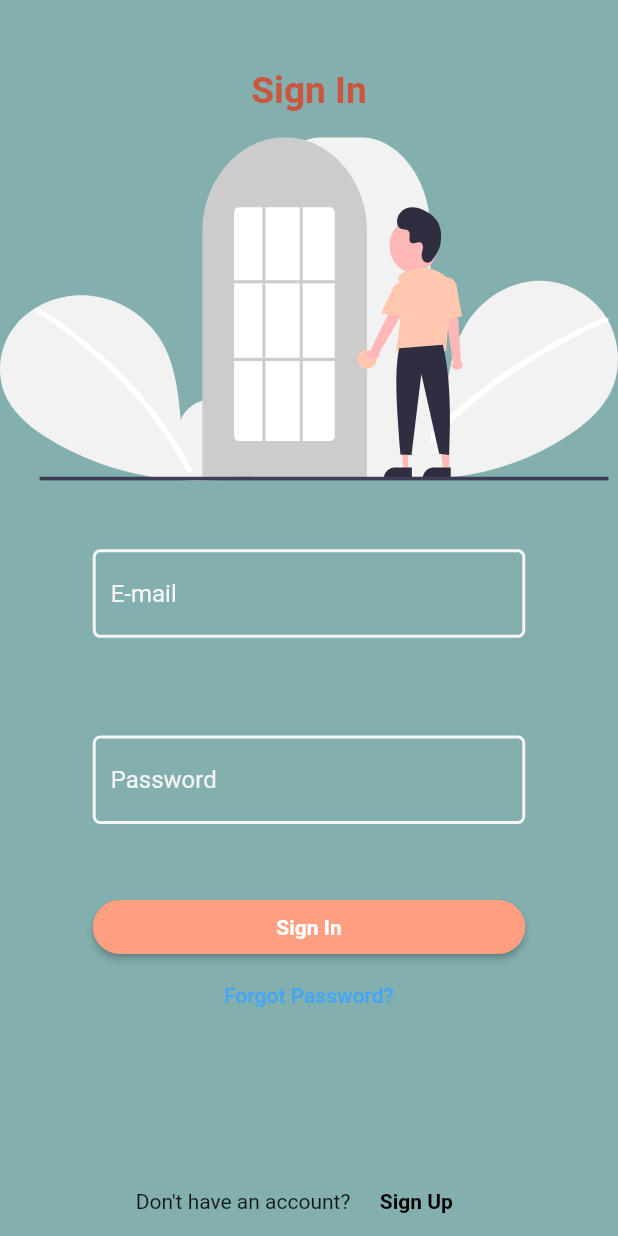
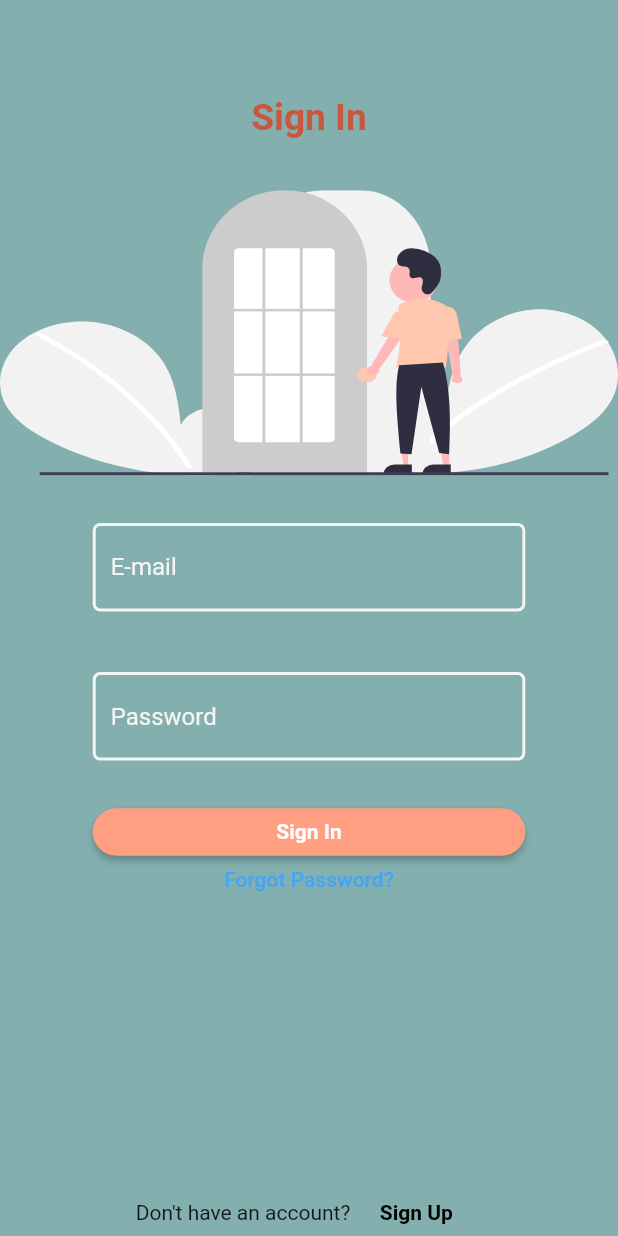
Before and after one commit to VBThree/Mobile, a Flutter app: the screen it shows after launch, on a phone screen of 412 x 824 dp. Run offline on Flutter 3.47's test engine with Material 2 defaults, Android fonts, the phone set to English and light mode, and no system bars; our stand-ins replace dots_indicator, easy_localization, flutter_svg, lottie, mobx.

Commit message:
Button and TextField properties changed

```diff
--- a/lib/views/loginPage/loginPage.dart
+++ b/lib/views/loginPage/loginPage.dart
@@ -1,4 +1,6 @@
 import 'package:VBThreeMobile/core/base/state/base_state.dart';
+import 'package:VBThreeMobile/generated/locale_keys.g.dart';
+import 'package:VBThreeMobile/core/extension/string_extension.dart';
 import 'package:flutter/material.dart';
 import 'package:flutter_svg/svg.dart';
 
@@ -20,33 +22,37 @@ class _LoginPageState extends BaseState<LoginPage> {
           child: Column(
             mainAxisAlignment: MainAxisAlignment.center,
             children: [
-              Spacer(flex: 1),
-              Expanded(flex: 1, child: signInText()),
-              Expanded(flex: 5, child: buildArtwork()),
+              Spacer(flex: 2),
+              Expanded(flex: 2, child: signInText()),
+              Expanded(flex: 6, child: buildArtwork()),
               Spacer(flex: 1),
               Expanded(
-                flex: 4,
-                child: Column(
-                  mainAxisAlignment: MainAxisAlignment.spaceBetween,
-                  children: [
-                    emailTextField(),
-                    passwordTextField(),
-                  ],
-                ),
+                flex: 5,
+                child: emailAndPasswordTextField(),
               ),
               Spacer(flex: 1),
               Expanded(flex: 1, child: signInButton()),
               Expanded(flex: 1, child: forgotPasswordButton()),
-              Spacer(flex: 2),
+              Spacer(flex: 6),
               Expanded(flex: 1, child: bottomAreaWidgets())
             ],
           ),
         ));
   }
 
+  Column emailAndPasswordTextField() {
+    return Column(
+      mainAxisAlignment: MainAxisAlignment.spaceBetween,
+      children: [
+        emailTextField(),
+        passwordTextField(),
+      ],
+    );
+  }
+
   FlatButton forgotPasswordButton() => FlatButton(
         onPressed: () {},
-        child: Text("Forgot Password?"),
+        child: Text(LocaleKeys.forgotPassword.locale),
         textColor: Colors.blue[400],
       );
 
@@ -59,7 +65,7 @@ class _LoginPageState extends BaseState<LoginPage> {
             shape:
                 RoundedRectangleBorder(borderRadius: BorderRadius.circular(20)),
             child: Text(
-              "Sign In",
+              LocaleKeys.signIn.locale,
               style:
                   TextStyle(color: Colors.white, fontWeight: FontWeight.bold),
             ),
@@ -79,7 +85,7 @@ class _LoginPageState extends BaseState<LoginPage> {
             },
             keyboardType: TextInputType.emailAddress,
             decoration: InputDecoration(
-                hintText: "Password",
+                hintText: LocaleKeys.password.locale,
                 hintStyle: TextStyle(color: Color.fromRGBO(245, 245, 245, 1)),
                 enabledBorder: OutlineInputBorder(
                     borderSide: BorderSide(
@@ -103,7 +109,7 @@ class _LoginPageState extends BaseState<LoginPage> {
               },
               keyboardType: TextInputType.emailAddress,
               decoration: InputDecoration(
-                  hintText: "E-mail",
+                  hintText: LocaleKeys.email.locale,
                   hintStyle: TextStyle(color: Color.fromRGBO(245, 245, 245, 1)),
                   enabledBorder: OutlineInputBorder(
                       borderSide: BorderSide(
@@ -117,7 +123,7 @@ class _LoginPageState extends BaseState<LoginPage> {
 
   SvgPicture buildArtwork() => SvgPicture.asset(artwork, fit: BoxFit.fill);
 
-  Text signInText() => Text("Sign In",
+  Text signInText() => Text(LocaleKeys.signIn.locale,
       style: TextStyle(
           color: Color.fromRGBO(201, 87, 64, 1),
           fontWeight: FontWeight.bold,
@@ -136,12 +142,12 @@ class _LoginPageState extends BaseState<LoginPage> {
   FlatButton signUpButton() => FlatButton(
         onPressed: () {},
         child: Text(
-          "Sign Up",
+          LocaleKeys.signUp.locale,
           style: TextStyle(fontWeight: FontWeight.bold),
         ),
         color: Colors.transparent,
         textColor: Colors.black,
       );
 
-  Text askAccountText() => Text("Don't have an account?");
+  Text askAccountText() => Text(LocaleKeys.dontHaveAnAccount.locale);
 }
```
